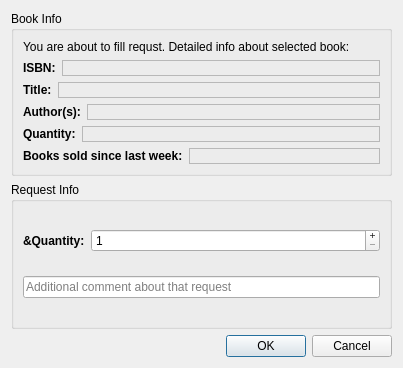
This is fillrequestdialog.ui in MPogoda/bookstore_clerk as Qt 5 draws it before an edit. The edited form follows.
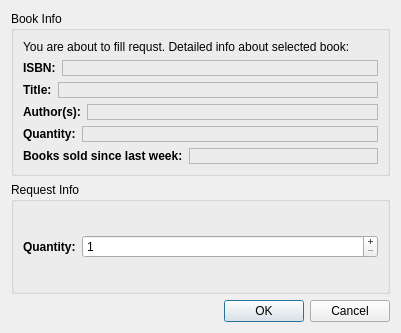
This is the edited form.

What changed in the file:
```diff
--- a/fillrequestdialog.ui
+++ b/fillrequestdialog.ui
@@ -6,8 +6,8 @@
    <rect>
     <x>0</x>
     <y>0</y>
-    <width>403</width>
-    <height>368</height>
+    <width>401</width>
+    <height>333</height>
    </rect>
   </property>
   <property name="windowTitle">
@@ -236,7 +236,7 @@
            </font>
           </property>
           <property name="text">
-           <string>&amp;Quantity:</string>
+           <string>Quantity:</string>
           </property>
          </widget>
         </item>
@@ -252,13 +252,6 @@
         </item>
        </layout>
       </item>
-      <item>
-       <widget class="QLineEdit" name="commentEdit">
-        <property name="placeholderText">
-         <string>Additional comment about that request</string>
-        </property>
-       </widget>
-      </item>
      </layout>
     </widget>
    </item>
```
